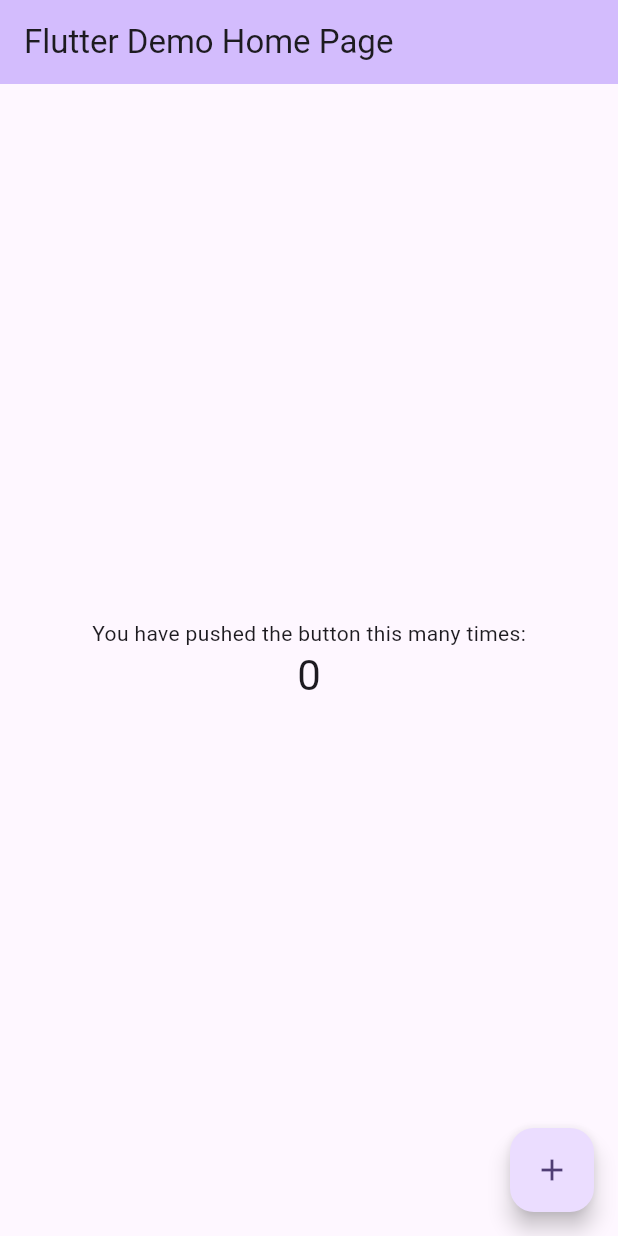
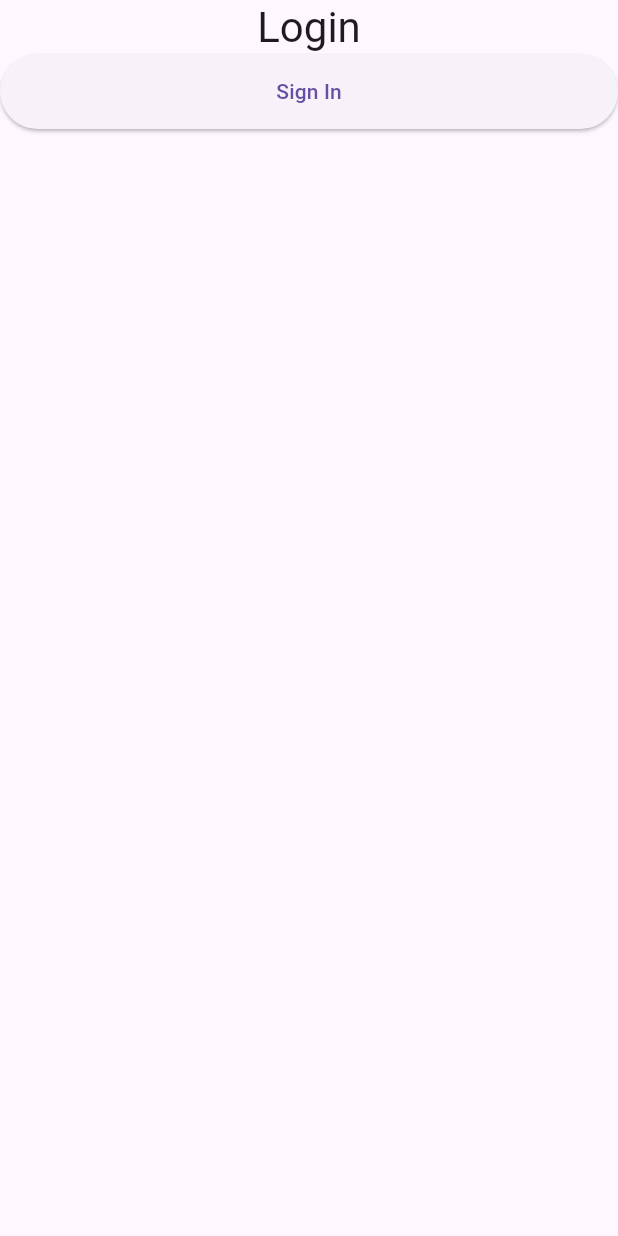
Before and after one commit to Deatsilence/stocket, a Flutter app: the screen it shows after launch, on a phone screen of 412 x 824 dp. Run offline on Flutter 3.47's test engine with Material 3 defaults, Android fonts, the phone set to English and light mode, and no system bars.

Commit message:
(#1) Made the file structure and started to making auth logics

```diff
--- /dev/null
+++ b/lib/feature/view/auth/signup_view.dart
@@ -0,0 +1,26 @@
+import 'package:common/common.dart';
+import 'package:flutter/material.dart';
+
+/// [SignUpView] is a [StatefulWidget] that displays the sign up view.
+final class SignUpView extends StatefulWidget {
+  /// Constructor
+  const SignUpView({super.key});
+
+  @override
+  State<SignUpView> createState() => _SignUpViewState();
+}
+
+class _SignUpViewState extends State<SignUpView> {
+  @override
+  Widget build(BuildContext context) {
+    return BaseAuthView(
+      titleText: 'Login',
+      formFields: [
+        CustomElevatedButton(
+          onPressed: () {},
+          child: const Text('Sign In'),
+        ),
+      ],
+    );
+  }
+}
--- a/lib/main.dart
+++ b/lib/main.dart
@@ -1,125 +1,19 @@
 import 'package:flutter/material.dart';
+import 'package:stocket/feature/view/auth/signup_view.dart';
 
-void main() {
-  runApp(const MyApp());
-}
+void main() => runApp(const MyApp());
 
-class MyApp extends StatelessWidget {
+/// [MyApp] is the root widget of the application.
+final class MyApp extends StatelessWidget {
+  /// Constructor
   const MyApp({super.key});
 
-  // This widget is the root of your application.
   @override
   Widget build(BuildContext context) {
-    return MaterialApp(
-      title: 'Flutter Demo',
-      theme: ThemeData(
-        // This is the theme of your application.
-        //
-        // TRY THIS: Try running your application with "flutter run". You'll see
-        // the application has a purple toolbar. Then, without quitting the app,
-        // try changing the seedColor in the colorScheme below to Colors.green
-        // and then invoke "hot reload" (save your changes or press the "hot
-        // reload" button in a Flutter-supported IDE, or press "r" if you used
-        // the command line to start the app).
-        //
-        // Notice that the counter didn't reset back to zero; the application
-        // state is not lost during the reload. To reset the state, use hot
-        // restart instead.
-        //
-        // This works for code too, not just values: Most code changes can be
-        // tested with just a hot reload.
-        colorScheme: ColorScheme.fromSeed(seedColor: Colors.deepPurple),
-        useMaterial3: true,
-      ),
-      home: const MyHomePage(title: 'Flutter Demo Home Page'),
+    return const MaterialApp(
+      title: 'Stocket',
+      debugShowCheckedModeBanner: false,
+      home: SignUpView(),
     );
   }
 }
-
-class MyHomePage extends StatefulWidget {
-  const MyHomePage({super.key, required this.title});
-
-  // This widget is the home page of your application. It is stateful, meaning
-  // that it has a State object (defined below) that contains fields that affect
-  // how it looks.
-
-  // This class is the configuration for the state. It holds the values (in this
-  // case the title) provided by the parent (in this case the App widget) and
-  // used by the build method of the State. Fields in a Widget subclass are
-  // always marked "final".
-
-  final String title;
-
-  @override
-  State<MyHomePage> createState() => _MyHomePageState();
-}
-
-class _MyHomePageState extends State<MyHomePage> {
-  int _counter = 0;
-
-  void _incrementCounter() {
-    setState(() {
-      // This call to setState tells the Flutter framework that something has
-      // changed in this State, which causes it to rerun the build method below
-      // so that the display can reflect the updated values. If we changed
-      // _counter without calling setState(), then the build method would not be
-      // called again, and so nothing would appear to happen.
-      _counter++;
-    });
-  }
-
-  @override
-  Widget build(BuildContext context) {
-    // This method is rerun every time setState is called, for instance as done
-    // by the _incrementCounter method above.
-    //
-    // The Flutter framework has been optimized to make rerunning build methods
-    // fast, so that you can just rebuild anything that needs updating rather
-    // than having to individually change instances of widgets.
-    return Scaffold(
-      appBar: AppBar(
-        // TRY THIS: Try changing the color here to a specific color (to
-        // Colors.amber, perhaps?) and trigger a hot reload to see the AppBar
-        // change color while the other colors stay the same.
-        backgroundColor: Theme.of(context).colorScheme.inversePrimary,
-        // Here we take the value from the MyHomePage object that was created by
-        // the App.build method, and use it to set our appbar title.
-        title: Text(widget.title),
-      ),
-      body: Center(
-        // Center is a layout widget. It takes a single child and positions it
-        // in the middle of the parent.
-        child: Column(
-          // Column is also a layout widget. It takes a list of children and
-          // arranges them vertically. By default, it sizes itself to fit its
-          // children horizontally, and tries to be as tall as its parent.
-          //
-          // Column has various properties to control how it sizes itself and
-          // how it positions its children. Here we use mainAxisAlignment to
-          // center the children vertically; the main axis here is the vertical
-          // axis because Columns are vertical (the cross axis would be
-          // horizontal).
-          //
-          // TRY THIS: Invoke "debug painting" (choose the "Toggle Debug Paint"
-          // action in the IDE, or press "p" in the console), to see the
-          // wireframe for each widget.
-          mainAxisAlignment: MainAxisAlignment.center,
-          children: <Widget>[
-            const Text(
-              'You have pushed the button this many times:',
-            ),
-            Text(
-              '$_counter',
-              style: Theme.of(context).textTheme.headlineMedium,
-            ),
-          ],
-        ),
-      ),
-      floatingActionButton: FloatingActionButton(
-        onPressed: _incrementCounter,
-        tooltip: 'Increment',
-        child: const Icon(Icons.add),
-      ), // This trailing comma makes auto-formatting nicer for build methods.
-    );
-  }
-}
--- /dev/null
+++ b/module/common/lib/src/index.dart
@@ -0,0 +1 @@
+export 'widget/index.dart';
--- /dev/null
+++ b/module/common/lib/src/widget/base_auth_view.dart
@@ -0,0 +1,55 @@
+import 'package:flutter/material.dart';
+
+/// [BaseAuthView] is a [StatelessWidget] that displays the base authentication view.
+final class BaseAuthView<T> extends StatefulWidget {
+  /// Constructor
+  const BaseAuthView({
+    required this.formFields,
+    required this.titleText,
+    this.onDispose,
+    super.key,
+  });
+
+  /// [titleText] is the title text of the view.
+  final String titleText;
+
+  /// [formFields] is a list of form fields.
+  final List<Widget> formFields;
+
+  /// [onDispose] is the callback function that is called
+  /// when the view is disposed.
+  final VoidCallback? onDispose;
+
+  @override
+  State<BaseAuthView<T>> createState() => _BaseAuthViewState<T>();
+}
+
+class _BaseAuthViewState<T> extends State<BaseAuthView<T>> {
+  @override
+  void dispose() {
+    if (widget.onDispose != null) {
+      widget.onDispose!.call();
+    }
+    super.dispose();
+  }
+
+  @override
+  Widget build(BuildContext context) {
+    return Scaffold(
+      body: GestureDetector(
+        onTap: () => FocusScope.of(context).requestFocus(FocusNode()),
+        child: SafeArea(
+          child: Column(
+            children: [
+              Text(
+                widget.titleText,
+                style: Theme.of(context).textTheme.headlineMedium,
+              ),
+              ...widget.formFields,
+            ],
+          ),
+        ),
+      ),
+    );
+  }
+}
--- /dev/null
+++ b/module/common/lib/src/widget/custom_elevated_button.dart
@@ -0,0 +1,32 @@
+import 'package:flutter/material.dart';
+
+/// [CustomElevatedButton] is custom elevated button
+final class CustomElevatedButton extends StatelessWidget {
+  /// Constructor
+  const CustomElevatedButton({
+    required this.onPressed,
+    required this.child,
+    super.key,
+    this.height = 50,
+    this.width = double.infinity,
+  });
+
+  final VoidCallback? onPressed;
+  final Widget? child;
+  final double height;
+  final double width;
+
+  @override
+  Widget build(BuildContext context) {
+    return SizedBox(
+      height: height,
+      width: width,
+      child: ElevatedButton(
+        onPressed: onPressed,
+        // TODO: This will edit later for in INFD-6
+        style: Theme.of(context).elevatedButtonTheme.style,
+        child: child,
+      ),
+    );
+  }
+}
--- /dev/null
+++ b/module/common/lib/src/widget/index.dart
@@ -0,0 +1,3 @@
+export 'base_auth_view.dart';
+export 'custom_elevated_button.dart';
+export 'custom_outlined_button.dart';
```
Also changed, not shown: analysis_options.yaml (+15 -2 lines), module/common/lib/common.dart (+1 -7 lines), module/common/lib/src/widget/custom_outlined_button.dart (added, +32 -0 lines), pubspec.yaml (+19 -66 lines), pubspec.lock, 9 other files.
